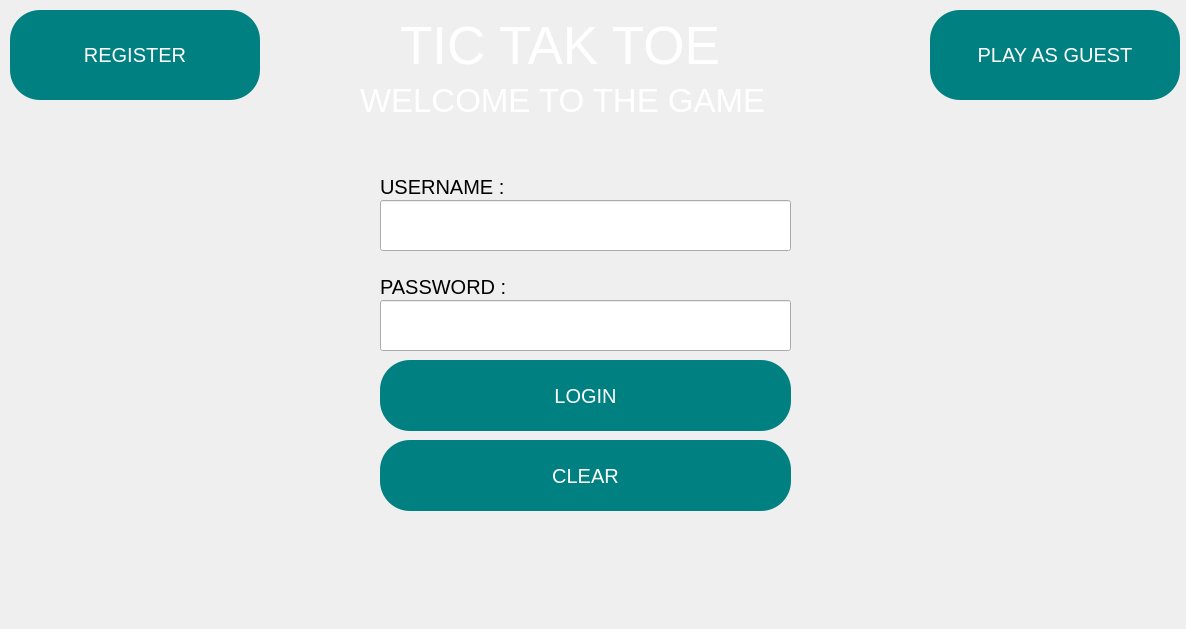
This is mainwindow.ui in som3a-dot/Tic-Tac-Toe-Project as Qt 5 draws it before an edit. The edited form follows.
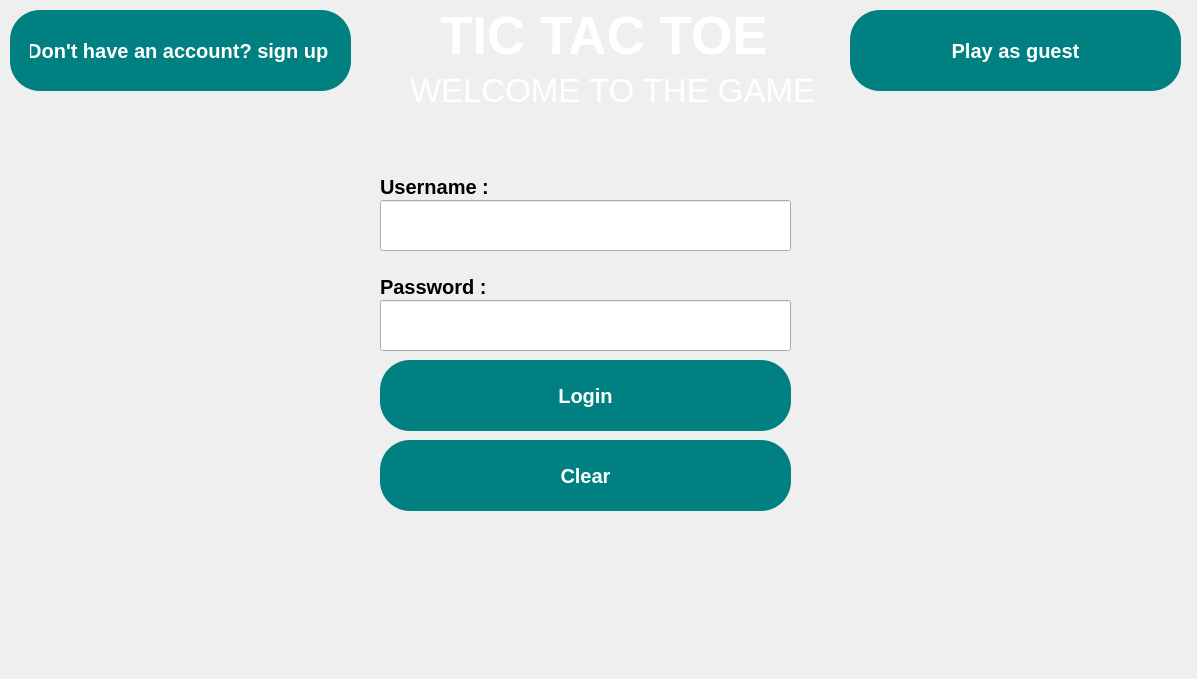
This is the edited form. Icons and pictures are not drawn.

Patch:
```diff
--- a/mainwindow.ui
+++ b/mainwindow.ui
@@ -6,8 +6,8 @@
    <rect>
     <x>0</x>
     <y>0</y>
-    <width>1186</width>
-    <height>629</height>
+    <width>1197</width>
+    <height>679</height>
    </rect>
   </property>
   <property name="windowTitle">
@@ -24,13 +24,14 @@
      <rect>
       <x>10</x>
       <y>10</y>
-      <width>250</width>
-      <height>90</height>
+      <width>341</width>
+      <height>81</height>
      </rect>
     </property>
     <property name="font">
      <font>
       <pointsize>-1</pointsize>
+      <bold>true</bold>
      </font>
     </property>
     <property name="cursor">
@@ -47,7 +48,7 @@
 }</string>
     </property>
     <property name="text">
-     <string>REGISTER</string>
+     <string>Don't have an account? sign up </string>
     </property>
    </widget>
    <widget class="QLabel" name="label_2">
@@ -62,6 +63,7 @@
     <property name="font">
      <font>
       <pointsize>15</pointsize>
+      <bold>true</bold>
      </font>
     </property>
     <property name="styleSheet">
@@ -70,7 +72,7 @@
 }</string>
     </property>
     <property name="text">
-     <string>USERNAME :</string>
+     <string>Username :</string>
     </property>
    </widget>
    <widget class="QLineEdit" name="lineEdit">
@@ -106,6 +108,7 @@
     <property name="font">
      <font>
       <pointsize>15</pointsize>
+      <bold>true</bold>
      </font>
     </property>
     <property name="styleSheet">
@@ -114,7 +117,7 @@
 }</string>
     </property>
     <property name="text">
-     <string>PASSWORD :</string>
+     <string>Password :</string>
     </property>
    </widget>
    <widget class="QLineEdit" name="lineEdit_2">
@@ -153,6 +156,7 @@
     <property name="font">
      <font>
       <pointsize>-1</pointsize>
+      <bold>true</bold>
      </font>
     </property>
     <property name="cursor">
@@ -169,21 +173,22 @@
 }</string>
     </property>
     <property name="text">
-     <string>CLEAR</string>
+     <string>Clear</string>
     </property>
    </widget>
    <widget class="QLabel" name="label">
     <property name="geometry">
      <rect>
-      <x>400</x>
-      <y>10</y>
-      <width>361</width>
+      <x>440</x>
+      <y>0</y>
+      <width>391</width>
       <height>71</height>
      </rect>
     </property>
     <property name="font">
      <font>
       <pointsize>40</pointsize>
+      <bold>true</bold>
      </font>
     </property>
     <property name="styleSheet">
@@ -192,14 +197,14 @@
 }</string>
     </property>
     <property name="text">
-     <string>TIC TAK TOE</string>
+     <string>TIC TAC TOE</string>
     </property>
    </widget>
    <widget class="QLabel" name="label_4">
     <property name="geometry">
      <rect>
-      <x>360</x>
-      <y>80</y>
+      <x>410</x>
+      <y>70</y>
       <width>481</width>
       <height>41</height>
      </rect>
@@ -230,6 +235,7 @@
     <property name="font">
      <font>
       <pointsize>-1</pointsize>
+      <bold>true</bold>
      </font>
     </property>
     <property name="cursor">
@@ -246,21 +252,22 @@
 }</string>
     </property>
     <property name="text">
-     <string>LOGIN</string>
+     <string>Login</string>
     </property>
    </widget>
    <widget class="QPushButton" name="GuestButton_4">
     <property name="geometry">
      <rect>
-      <x>930</x>
+      <x>850</x>
       <y>10</y>
-      <width>250</width>
-      <height>90</height>
+      <width>331</width>
+      <height>81</height>
      </rect>
     </property>
     <property name="font">
      <font>
       <pointsize>-1</pointsize>
+      <bold>true</bold>
      </font>
     </property>
     <property name="cursor">
@@ -277,7 +284,7 @@
 }</string>
     </property>
     <property name="text">
-     <string>PLAY AS GUEST</string>
+     <string>Play as guest</string>
     </property>
    </widget>
   </widget>
```
Left out of the diff: 4 changed lines with no effect on the pictures.
